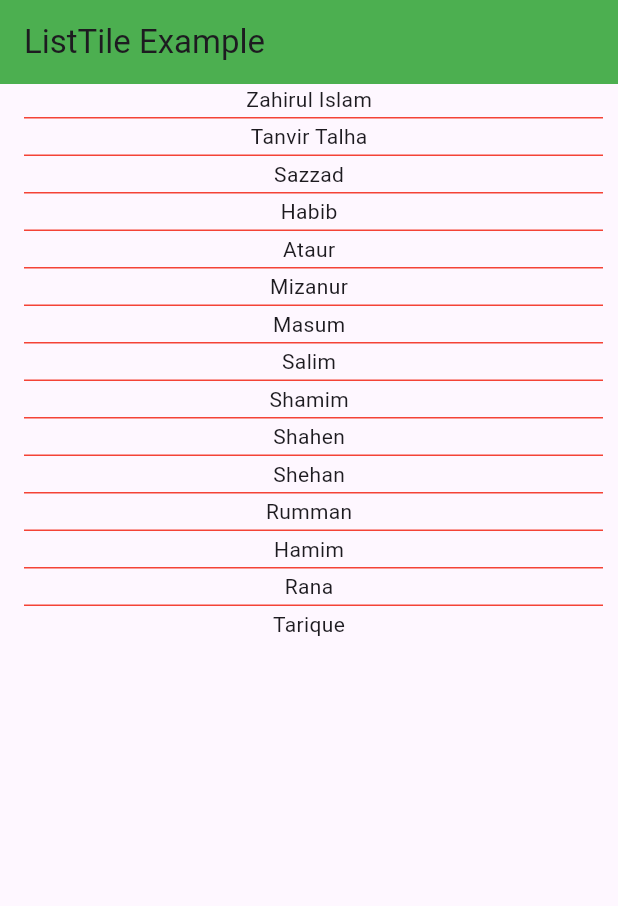
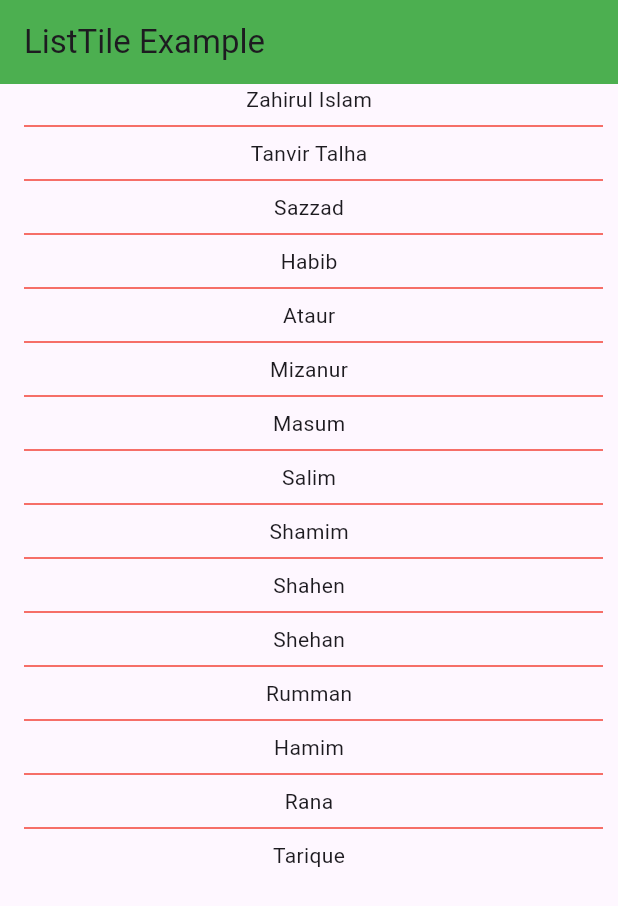
Before and after one commit to Zahirul064/live_class_project, a Flutter app: the screen it shows after launch, on a phone screen of 412 x 824 dp. Shown: the top 906 px of the screen. Run offline on Flutter 3.47's test engine with Material 3 defaults, Android fonts, the phone set to English and light mode, and no system bars.

Commit message:
new updated

```diff
--- a/lib/main.dart
+++ b/lib/main.dart
@@ -78,7 +78,7 @@ class Home extends StatelessWidget {
             color: Colors.red,
             indent: 16,
             endIndent: 10,
-            height: 5,
+
           );
         },
       ),
```
